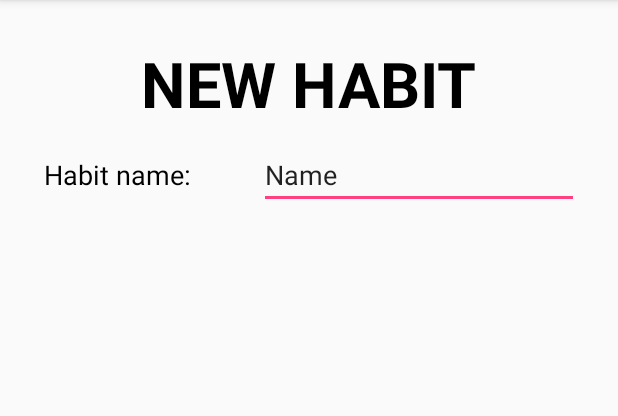
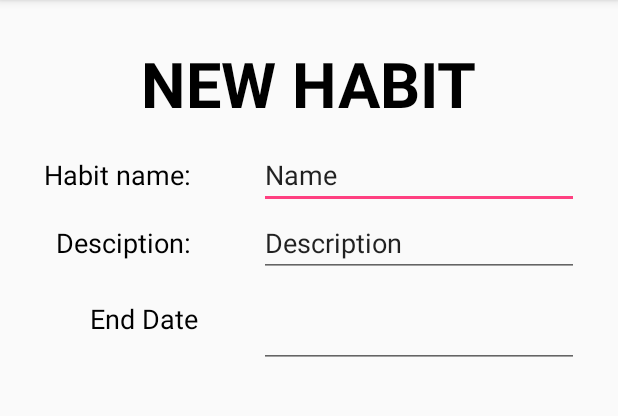
Before and after one commit to ThinkRORBOT/DontBreaktheChain, an Android app: the screen it shows after launch (NewHabitActivity), after a tap on an icon or button, on a phone screen of 412 x 824 dp, the part 84-500 px from its top. Run offline under Robolectric (Android 15) with nearby library versions, the phone set to English and light mode, and no system bars; 1 statement that could not run was skipped.

Commit message:
Got images for the chain, programmed them into an array, further work on making a new habit

```diff
--- a/app/src/main/AndroidManifest.xml
+++ b/app/src/main/AndroidManifest.xml
@@ -19,7 +19,8 @@
             </intent-filter>
         </activity>
         <activity android:name=".NewHabitActivity" />
-        <activity android:name=".HabitOverviewAdapter"></activity>
+        <activity android:name=".HabitOverviewAdapter" />
+        <activity android:name=".MoreInformationActivity"></activity>
     </application>
 
 </manifest>
--- a/app/src/main/java/com/example/ming/dontbreakthechain/MainActivity.java
+++ b/app/src/main/java/com/example/ming/dontbreakthechain/MainActivity.java
@@ -12,6 +12,7 @@ import android.util.Log;
 import android.view.View;
 import android.view.Menu;
 import android.view.MenuItem;
+import android.widget.AdapterView;
 import android.widget.ExpandableListView;
 import android.widget.ListView;
 
@@ -31,14 +32,18 @@ public class MainActivity extends AppCompatActivity {
     private File file;
     private ListView habitListView;
     private BufferedReader bufferedReader;
-    private String name_arr[];
-    private String description_arr[];
-    private Integer progress_arr[];
-    private Integer progress_goal[];
+    private String[] name_arr;
+    private String[] description_arr;
+    private Integer[] progress_arr;
+    private Integer[] progress_goal;
+    private float[] progress_percentage;
+    private int[] chainImage;
     private ArrayList<String> habitStoreName = new ArrayList<>();
     private ArrayList<String> habitStoreProgress = new ArrayList<>();
     private ArrayList<String> habitStoreProgressGoal = new ArrayList<>();
     private ArrayList<String> habitStoreDescription = new ArrayList<>();
+    private ArrayList<Integer> habitImage = new ArrayList<>();
+
     @Override
     protected void onCreate(Bundle savedInstanceState) {
         super.onCreate(savedInstanceState);
@@ -125,11 +130,38 @@ public class MainActivity extends AppCompatActivity {
         description_arr = habitStoreDescription.toArray(new String[0]);
         progress_arr = habitStoreProgress.toArray(new Integer[0]);
         progress_goal = habitStoreProgressGoal.toArray(new Integer[0]);
+        chainImage = new int[name_arr.length];
+
+        for (int i = 0; i < progress_arr.length; i++) {
+            progress_percentage[i] = ((float) progress_arr[i]/progress_goal[i])*100;
+            if (progress_percentage[i] <= 0.167) {
+                chainImage[i] = R.drawable.link1;
+            } else if (progress_percentage[i] <= 0.333) {
+                chainImage[i] = R.drawable.link2;
+            } else if (progress_percentage[i] <= 0.5) {
+                chainImage[i] = R.drawable.link3;
+            } else if (progress_percentage[i] <= 0.667) {
+                chainImage[i] = R.drawable.link4;
+            } else if (progress_percentage[i] <= 0.833) {
+                chainImage[i] = R.drawable.link5;
+            } else {
+                chainImage[i] = R.drawable.link6;
+            }
+        }
 
         habitListView = (ListView) findViewById(R.id.habitsListView);
         habitListView.setAdapter(new HabitOverviewAdapter(this, name_arr, description_arr, progress_arr, progress_goal));
 
-        habitListView.setOnItemClickListener();
+        habitListView.setOnItemClickListener(new AdapterView.OnItemClickListener() {
+            @Override
+            public void onItemClick(AdapterView<?> parent, View view, int position, long id) {
+                Intent habitIntent = new Intent(getApplicationContext(), MoreInformationActivity.class);
+                String s = Integer.toString(position + 1);
+                habitIntent.putExtra("habit", s);
+                startActivity(habitIntent);
+
+            }
+        });
 
     }
     @Override
--- a/app/src/main/res/layout/activity_new_habit.xml
+++ b/app/src/main/res/layout/activity_new_habit.xml
@@ -46,4 +46,46 @@
         android:layout_alignBottom="@+id/habitNameTextView"
         android:layout_alignParentEnd="true"
         android:layout_marginEnd="10dp" />
+
+    <EditText
+        android:layout_width="wrap_content"
+        android:layout_height="wrap_content"
+        android:inputType="textPersonName"
+        android:text="Description"
+        android:ems="10"
+        android:layout_below="@+id/habitNameEditText"
+        android:layout_alignStart="@+id/habitNameEditText"
+        android:id="@+id/descriptionEditText" />
+
+    <TextView
+        android:text="Desciption: "
+        android:layout_width="wrap_content"
+        android:layout_height="wrap_content"
+        android:id="@+id/descriptionTextView"
+        android:textSize="18sp"
+        android:textColor="@android:color/background_dark"
+        android:layout_alignBaseline="@+id/descriptionEditText"
+        android:layout_alignBottom="@+id/descriptionEditText"
+        android:layout_alignEnd="@+id/habitNameTextView" />
+
+    <TextView
+        android:text="End Date"
+        android:layout_width="wrap_content"
+        android:layout_height="wrap_content"
+        android:id="@+id/endDateTextView"
+        android:textSize="18sp"
+        android:textColor="@android:color/background_dark"
+        android:layout_below="@+id/descriptionEditText"
+        android:layout_alignEnd="@+id/descriptionTextView"
+        android:layout_marginTop="15dp" />
+
+    <EditText
+        android:layout_width="wrap_content"
+        android:layout_height="wrap_content"
+        android:inputType="date"
+        android:ems="10"
+        android:layout_alignTop="@+id/endDateTextView"
+        android:layout_alignStart="@+id/descriptionEditText"
+        android:id="@+id/dateEditText" />
+
 </RelativeLayout>
```
Also changed, not shown: app/src/main/java/com/example/ming/dontbreakthechain/HabitOverviewAdapter.java (+4 -3 lines), app/src/main/java/com/example/ming/dontbreakthechain/MoreInformationActivity.java (added, +13 -0 lines), app/src/main/res/layout/activity_more_information.xml (added, +13 -0 lines).
